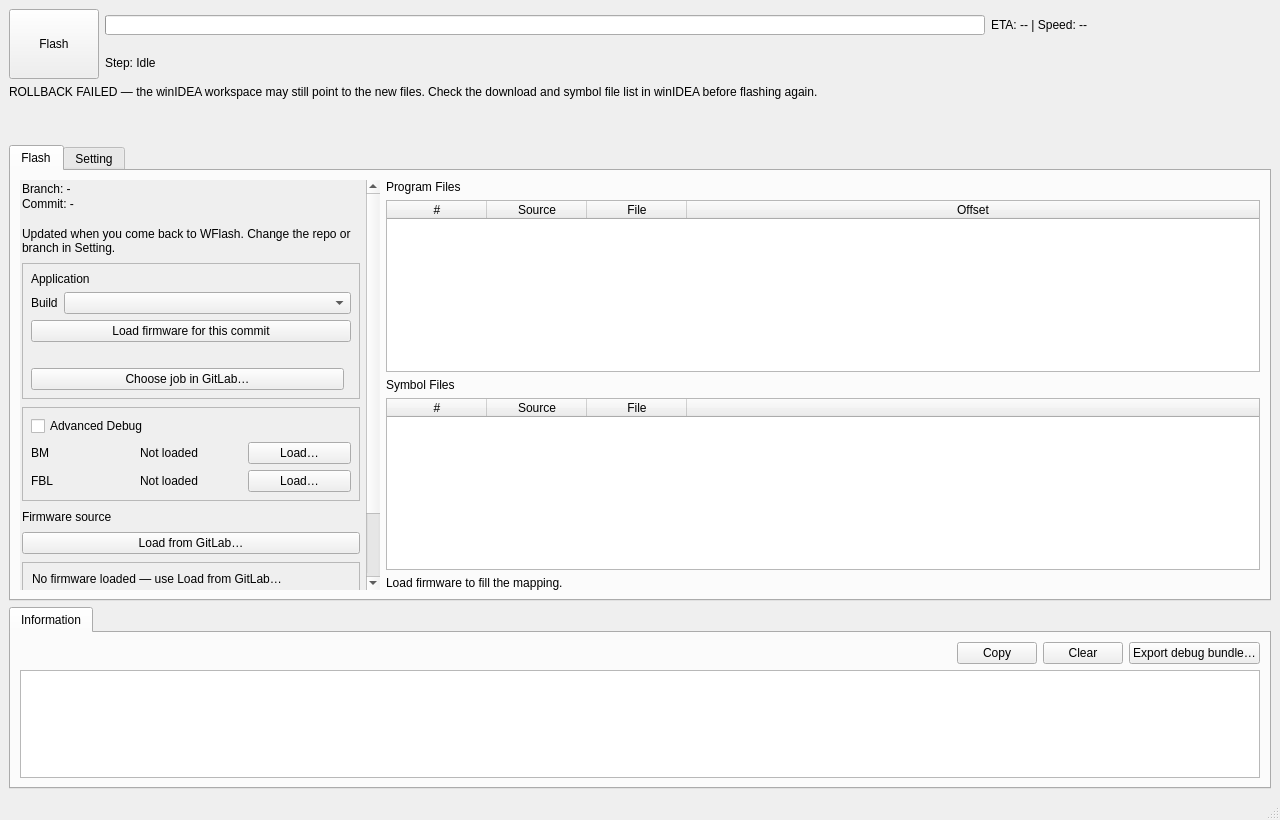
Before: the Qt Designer form wflash/gui/main_window.ui in phuctm012/WFlash-Tool, drawn with Qt 5.
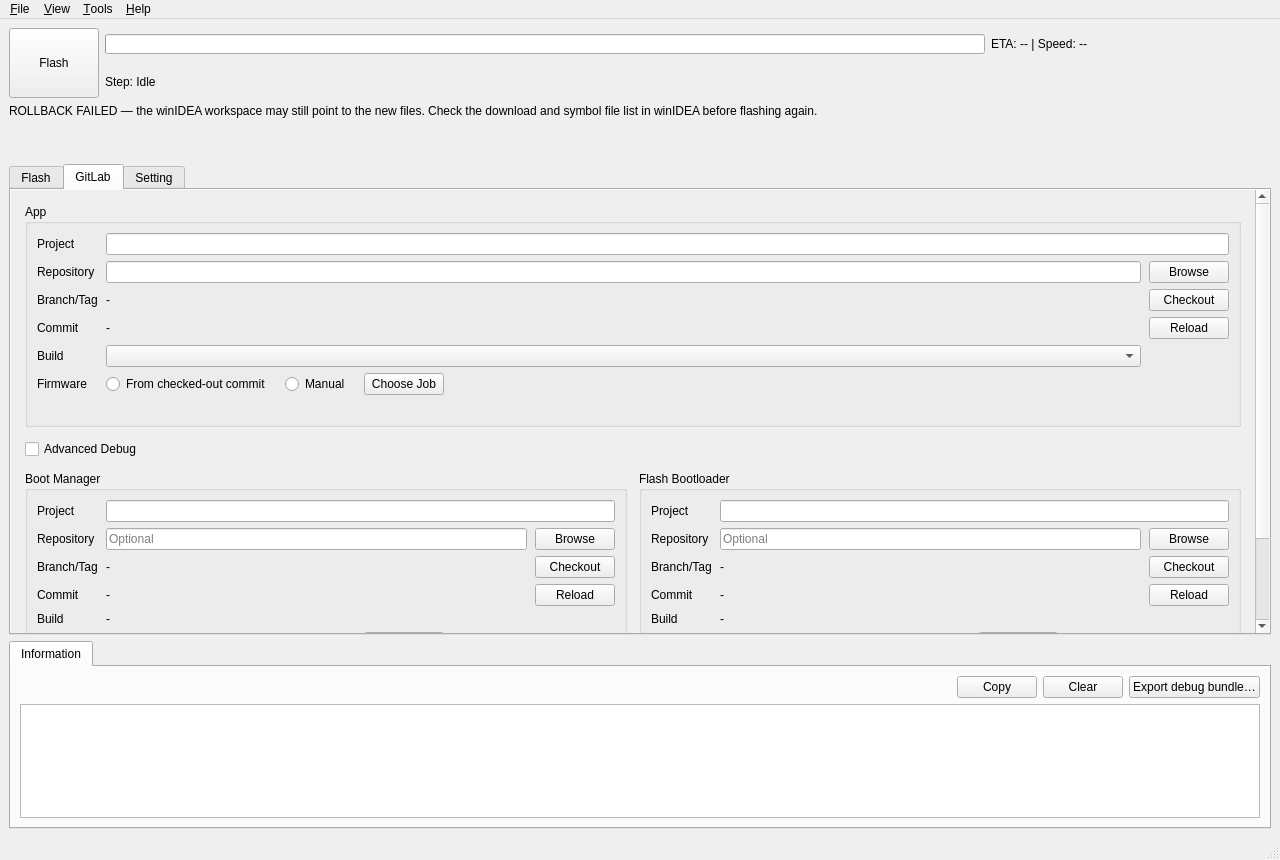
After: the same form once the commit is applied. The open tabs and pages were chosen to show the change.

Commit message: feat(gui): GitLab tab, Setting tab, menu bar, pipeline wait, notifications, flash history

```diff
--- a/wflash/gui/main_window.ui
+++ b/wflash/gui/main_window.ui
@@ -7,7 +7,7 @@
     <x>0</x>
     <y>0</y>
     <width>1280</width>
-    <height>820</height>
+    <height>860</height>
    </rect>
   </property>
   <property name="windowTitle">
@@ -204,248 +204,84 @@
                <item>
                 <widget class="QFrame" name="frame_developer">
                  <property name="frameShape">
-                  <enum>QFrame::Shape::NoFrame</enum>
+                  <enum>QFrame::Shape::StyledPanel</enum>
                  </property>
                  <layout class="QVBoxLayout" name="verticalLayout_developer">
                   <property name="spacing">
                    <number>8</number>
                   </property>
                   <property name="leftMargin">
-                   <number>0</number>
+                   <number>12</number>
                   </property>
                   <property name="topMargin">
-                   <number>0</number>
+                   <number>10</number>
                   </property>
                   <property name="rightMargin">
-                   <number>0</number>
+                   <number>12</number>
                   </property>
                   <property name="bottomMargin">
-                   <number>0</number>
+                   <number>10</number>
                   </property>
                   <item>
-                   <layout class="QVBoxLayout" name="verticalLayout_repoState">
-                    <property name="spacing">
-                     <number>1</number>
+                   <widget class="QLabel" name="label_summaryHeader">
+                    <property name="text">
+                     <string>Firmware to flash</string>
                     </property>
-                    <item>
-                     <widget class="QLabel" name="label_repoBranch">
-                      <property name="text">
-                       <string>Branch: -</string>
-                      </property>
-                     </widget>
-                    </item>
-                    <item>
-                     <widget class="QLabel" name="label_repoCommit">
-                      <property name="text">
-                       <string>Commit: -</string>
-                      </property>
-                     </widget>
-                    </item>
-                    <item>
-                     <widget class="QLabel" name="label_repoChanges">
-                      <property name="text">
-                       <string />
-                      </property>
-                      <property name="wordWrap">
-                       <bool>true</bool>
-                      </property>
-                     </widget>
-                    </item>
-                    <item>
-                     <widget class="QLabel" name="label_repoFlashHint">
-                      <property name="text">
-                       <string>Updated when you come back to WFlash. Change the repo or branch in Setting.</string>
-                      </property>
-                      <property name="wordWrap">
-                       <bool>true</bool>
-                      </property>
-                     </widget>
-                    </item>
-                   </layout>
+                   </widget>
                   </item>
                   <item>
-                   <widget class="QFrame" name="frame_application">
-                    <property name="frameShape">
-                     <enum>QFrame::Shape::StyledPanel</enum>
+                   <widget class="QLabel" name="label_summaryApp">
+                    <property name="text">
+                     <string />
                     </property>
-                    <layout class="QVBoxLayout" name="verticalLayout_application">
-                     <property name="spacing">
-                      <number>6</number>
-                     </property>
-                     <property name="leftMargin">
-                      <number>8</number>
-                     </property>
-                     <property name="topMargin">
-                      <number>8</number>
-                     </property>
-                     <property name="rightMargin">
-                      <number>8</number>
-                     </property>
-                     <property name="bottomMargin">
-                      <number>8</number>
-                     </property>
-                     <item>
-                      <widget class="QLabel" name="label_applicationHeader">
-                       <property name="text">
-                        <string>Application</string>
-                       </property>
-                      </widget>
-                     </item>
-                     <item>
-                      <layout class="QHBoxLayout" name="horizontalLayout_build">
-                       <item>
-                        <widget class="QLabel" name="label_build">
-                         <property name="text">
-                          <string>Build</string>
-                         </property>
-                         <property name="buddy">
-                          <cstring>comboBox_build</cstring>
-                         </property>
-                        </widget>
-                       </item>
-                       <item>
-                        <widget class="QComboBox" name="comboBox_build">
-                         <property name="sizePolicy">
-                          <sizepolicy hsizetype="Expanding" vsizetype="Fixed">
-                           <horstretch>1</horstretch>
-                           <verstretch>0</verstretch>
-                          </sizepolicy>
-                         </property>
-                        </widget>
-                       </item>
-                      </layout>
-                     </item>
-                     <item>
-                      <widget class="QPushButton" name="pushButton_loadBuild">
-                       <property name="text">
-                        <string>Load firmware for this commit</string>
-                       </property>
-                      </widget>
-                     </item>
-                     <item>
-                      <widget class="QLabel" name="label_loadStatus">
-                       <property name="text">
-                        <string />
-                       </property>
-                       <property name="wordWrap">
-                        <bool>true</bool>
-                       </property>
-                      </widget>
-                     </item>
-                     <item>
-                      <layout class="QHBoxLayout" name="horizontalLayout_chooseJob">
-                       <item>
-                        <widget class="QPushButton" name="pushButton_chooseJob">
-                         <property name="text">
-                          <string>Choose job in GitLab…</string>
-                         </property>
-                        </widget>
-                       </item>
-                       <item>
-                        <spacer name="horizontalSpacer_chooseJob">
-                         <property name="orientation">
-                          <enum>Qt::Orientation::Horizontal</enum>
-                         </property>
-                        </spacer>
-                       </item>
-                      </layout>
-                     </item>
-                    </layout>
+                    <property name="wordWrap">
+                     <bool>true</bool>
+                    </property>
+                    <property name="textInteractionFlags">
+                     <set>Qt::TextInteractionFlag::TextSelectableByMouse</set>
+                    </property>
+                    <property name="textFormat">
+                     <enum>Qt::TextFormat::RichText</enum>
+                    </property>
                    </widget>
                   </item>
                   <item>
-                   <widget class="QFrame" name="frame_advancedDebug">
-                    <property name="frameShape">
-                     <enum>QFrame::Shape::StyledPanel</enum>
+                   <widget class="QLabel" name="label_summaryBm">
+                    <property name="text">
+                     <string />
                     </property>
-                    <layout class="QVBoxLayout" name="verticalLayout_advancedDebug">
-                     <property name="spacing">
-                      <number>6</number>
-                     </property>
-                     <property name="leftMargin">
-                      <number>8</number>
-                     </property>
-                     <property name="topMargin">
-                      <number>8</number>
-                     </property>
-                     <property name="rightMargin">
-                      <number>8</number>
-                     </property>
-                     <property name="bottomMargin">
-                      <number>8</number>
-                     </property>
-                     <item>
-                      <widget class="QCheckBox" name="checkBox_advancedDebug">
-                       <property name="text">
-                        <string>Advanced Debug</string>
-                       </property>
-                      </widget>
-                     </item>
-                     <item>
-                      <layout class="QGridLayout" name="gridLayout_advancedDebug">
-                       <property name="leftMargin">
-                        <number>0</number>
-                       </property>
-                       <property name="topMargin">
-                        <number>0</number>
-                       </property>
-                       <property name="rightMargin">
-                        <number>0</number>
-                       </property>
-                       <property name="bottomMargin">
-                        <number>0</number>
-                       </property>
-                       <item row="0" column="0">
-                        <widget class="QLabel" name="label_bmName">
-                         <property name="text">
-                          <string>BM</string>
-                         </property>
-                        </widget>
-                       </item>
-                       <item row="0" column="1">
-                        <widget class="QLabel" name="label_bmSource">
-                         <property name="text">
-                          <string>Not loaded</string>
-                         </property>
-                         <property name="wordWrap">
-                          <bool>true</bool>
-                         </property>
-                        </widget>
-                       </item>
-                       <item row="0" column="2">
-                        <widget class="QPushButton" name="pushButton_loadBm">
-                         <property name="text">
-                          <string>Load…</string>
-                         </property>
-                        </widget>
-                       </item>
-                       <item row="1" column="0">
-                        <widget class="QLabel" name="label_fblName">
-                         <property name="text">
-                          <string>FBL</string>
-                         </property>
-                        </widget>
-                       </item>
-                       <item row="1" column="1">
-                        <widget class="QLabel" name="label_fblSource">
-                         <property name="text">
-                          <string>Not loaded</string>
-                         </property>
-                         <property name="wordWrap">
-                          <bool>true</bool>
-                         </property>
-                        </widget>
-                       </item>
-                       <item row="1" column="2">
-                        <widget class="QPushButton" name="pushButton_loadFbl">
-                         <property name="text">
-                          <string>Load…</string>
-                         </property>
-                        </widget>
-                       </item>
-                      </layout>
-                     </item>
-                    </layout>
+                    <property name="wordWrap">
+                     <bool>true</bool>
+                    </property>
+                    <property name="textInteractionFlags">
+                     <set>Qt::TextInteractionFlag::TextSelectableByMouse</set>
+                    </property>
+                    <property name="textFormat">
+                     <enum>Qt::TextFormat::RichText</enum>
+                    </property>
+                   </widget>
+                  </item>
+                  <item>
+                   <widget class="QLabel" name="label_summaryFbl">
+                    <property name="text">
+                     <string />
+                    </property>
+                    <property name="wordWrap">
+                     <bool>true</bool>
+                    </property>
+                    <property name="textInteractionFlags">
+                     <set>Qt::TextInteractionFlag::TextSelectableByMouse</set>
+                    </property>
+                    <property name="textFormat">
+                     <enum>Qt::TextFormat::RichText</enum>
+                    </property>
+                   </widget>
+                  </item>
+                  <item>
+                   <widget class="QLabel" name="label_summaryAdvanced">
+                    <property name="text">
+                     <string>Advanced Debug: off</string>
+                    </property>
                    </widget>
                   </item>
                  </layout>
@@ -660,6 +496,670 @@
         </item>
        </layout>
       </widget>
+      <widget class="QWidget" name="tab_gitlab">
+       <attribute name="title">
+        <string>GitLab</string>
+       </attribute>
+       <layout class="QVBoxLayout" name="verticalLayout_gitlabTab">
+        <property name="leftMargin">
+         <number>0</number>
+        </property>
+        <property name="topMargin">
+         <number>0</number>
+        </property>
+        <property name="rightMargin">
+         <number>0</number>
+        </property>
+        <property name="bottomMargin">
+         <number>0</number>
+        </property>
+        <item>
+         <widget class="QScrollArea" name="scrollArea_gitlab">
+          <property name="frameShape">
+           <enum>QFrame::Shape::NoFrame</enum>
+          </property>
+          <property name="horizontalScrollBarPolicy">
+           <enum>Qt::ScrollBarPolicy::ScrollBarAlwaysOff</enum>
+          </property>
+          <property name="widgetResizable">
+           <bool>true</bool>
+          </property>
+          <widget class="QWidget" name="scrollAreaWidgetContents_gitlab">
+           <layout class="QVBoxLayout" name="verticalLayout_gitlabScroll">
+            <property name="spacing">
+             <number>12</number>
+            </property>
+            <property name="leftMargin">
+             <number>14</number>
+            </property>
+            <property name="topMargin">
+             <number>14</number>
+            </property>
+            <property name="rightMargin">
+             <number>14</number>
+            </property>
+            <property name="bottomMargin">
+             <number>14</number>
+            </property>
+            <item>
+             <widget class="QGroupBox" name="groupBox_app">
+              <property name="title">
+               <string>App</string>
+              </property>
+              <layout class="QGridLayout" name="gridLayout_app" columnstretch="0,1,0">
+               <property name="horizontalSpacing">
+                <number>8</number>
+               </property>
+               <property name="verticalSpacing">
+                <number>6</number>
+               </property>
+               <item row="0" column="0">
+                <widget class="QLabel" name="label_appProjectCaption">
+                 <property name="text">
+                  <string>Project</string>
+                 </property>
+                </widget>
+               </item>
+               <item row="0" column="1" colspan="2">
+                <widget class="QLineEdit" name="lineEdit_appProject" />
+               </item>
+               <item row="1" column="0">
+                <widget class="QLabel" name="label_appRepositoryCaption">
+                 <property name="text">
+                  <string>Repository</string>
+                 </property>
+                </widget>
+               </item>
+               <item row="1" column="1">
+                <widget class="QLineEdit" name="lineEdit_appRepo" />
+               </item>
+               <item row="1" column="2">
+                <widget class="QPushButton" name="pushButton_appBrowse">
+                 <property name="text">
+                  <string>Browse</string>
+                 </property>
+                </widget>
+               </item>
+               <item row="2" column="0">
+                <widget class="QLabel" name="label_appBranchTagCaption">
+                 <property name="text">
+                  <string>Branch/Tag</string>
+                 </property>
+                </widget>
+               </item>
+               <item row="2" column="1">
+                <widget class="QLabel" name="label_appBranch">
+                 <property name="text">
+                  <string>-</string>
+                 </property>
+                 <property name="textInteractionFlags">
+                  <set>Qt::TextInteractionFlag::TextSelectableByMouse</set>
+                 </property>
+                </widget>
+               </item>
+               <item row="2" column="2">
+                <widget class="QPushButton" name="pushButton_appCheckout">
+                 <property name="text">
+                  <string>Checkout</string>
+                 </property>
+                </widget>
+               </item>
+               <item row="3" column="0">
+                <widget class="QLabel" name="label_appCommitCaption">
+                 <property name="text">
+                  <string>Commit</string>
+                 </property>
+                </widget>
+               </item>
+               <item row="3" column="1">
+                <widget class="QLabel" name="label_appCommit">
+                 <property name="text">
+                  <string>-</string>
+                 </property>
+                 <property name="wordWrap">
+                  <bool>true</bool>
+                 </property>
+                 <property name="textInteractionFlags">
+                  <set>Qt::TextInteractionFlag::TextSelectableByMouse</set>
+                 </property>
+                </widget>
+               </item>
+               <item row="3" column="2">
+                <widget class="QPushButton" name="pushButton_appReload">
+                 <property name="text">
+                  <string>Reload</string>
+                 </property>
+                 <property name="toolTip">
+                  <string>Read the repository again: branch, commit and local changes</string>
+                 </property>
+                </widget>
+               </item>
+               <item row="4" column="0">
+                <widget class="QLabel" name="label_appBuildCaption">
+                 <property name="text">
+                  <string>Build</string>
+                 </property>
+                </widget>
+               </item>
+               <item row="4" column="1">
+                <widget class="QComboBox" name="comboBox_appBuild">
+                 <property name="minimumSize">
+                  <size>
+                   <width>240</width>
+                   <height>0</height>
+                  </size>
+                 </property>
+                </widget>
+               </item>
+               <item row="5" column="0">
+                <widget class="QLabel" name="label_appFirmwareCaption">
+                 <property name="text">
+                  <string>Firmware</string>
+                 </property>
+                </widget>
+               </item>
+               <item row="5" column="1" colspan="2">
+                <widget class="QWidget" name="widget_appFirmware">
+                 <layout class="QHBoxLayout" name="horizontalLayout_appFirmware">
+                  <property name="spacing">
+                   <number>14</number>
+                  </property>
+                  <property name="leftMargin">
+                   <number>0</number>
+                  </property>
+                  <property name="topMargin">
+                   <number>0</number>
+                  </property>
+                  <property name="rightMargin">
+                   <number>0</number>
+                  </property>
+                  <property name="bottomMargin">
+                   <number>0</number>
+                  </property>
+                  <item>
+                   <widget class="QRadioButton" name="radioButton_appCommit">
+                    <property name="text">
+                     <string>From checked-out commit</string>
+                    </property>
+                   </widget>
+                  </item>
+                  <item>
+                   <widget class="QRadioButton" name="radioButton_appManual">
+                    <property name="text">
+                     <string>Manual</string>
+                    </property>
+                   </widget>
+                  </item>
+                  <item>
+                   <widget class="QPushButton" name="pushButton_appChooseJob">
+                    <property name="text">
+                     <string>Choose Job</string>
+                    </property>
+                   </widget>
+                  </item>
+                  <item>
+                   <spacer name="horizontalSpacer_appFirmware">
+                    <property name="orientation">
+                     <enum>Qt::Orientation::Horizontal</enum>
+                    </property>
+                    <property name="sizeHint" stdset="0">
+                     <size>
+                      <width>40</width>
+                      <height>20</height>
+                     </size>
+                    </property>
+                   </spacer>
+                  </item>
+                 </layout>
+                </widget>
+               </item>
+               <item row="6" column="1" colspan="2">
+                <widget class="QLabel" name="label_appStatus">
+                 <property name="text">
+                  <string />
+                 </property>
+                 <property name="wordWrap">
+                  <bool>true</bool>
+                 </property>
+                 <property name="textInteractionFlags">
+                  <set>Qt::TextInteractionFlag::TextSelectableByMouse</set>
+                 </property>
+                </widget>
+               </item>
+              </layout>
+             </widget>
+            </item>
+            <item>
+             <widget class="QCheckBox" name="checkBox_advancedDebug">
+              <property name="text">
+               <string>Advanced Debug</string>
+              </property>
+             </widget>
+            </item>
+            <item>
+             <widget class="QWidget" name="widget_debugParts">
+              <layout class="QHBoxLayout" name="horizontalLayout_debugParts">
+               <property name="spacing">
+                <number>12</number>
+               </property>
+               <property name="leftMargin">
+                <number>0</number>
+               </property>
+               <property name="topMargin">
+                <number>0</number>
+               </property>
+               <property name="rightMargin">
+                <number>0</number>
+               </property>
+               <property name="bottomMargin">
+                <number>0</number>
+               </property>
+               <item>
+                <widget class="QGroupBox" name="groupBox_bm">
+                 <property name="title">
+                  <string>Boot Manager</string>
+                 </property>
+                 <layout class="QGridLayout" name="gridLayout_bm" columnstretch="0,1,0">
+                  <property name="horizontalSpacing">
+                   <number>8</number>
+                  </property>
+                  <property name="verticalSpacing">
+                   <number>6</number>
+                  </property>
+                  <item row="0" column="0">
+                   <widget class="QLabel" name="label_bmProjectCaption">
+                    <property name="text">
+                     <string>Project</string>
+                    </property>
+                   </widget>
+                  </item>
+                  <item row="0" column="1" colspan="2">
+                   <widget class="QLineEdit" name="lineEdit_bmProject" />
+                  </item>
+                  <item row="1" column="0">
+                   <widget class="QLabel" name="label_bmRepositoryCaption">
+                    <property name="text">
+                     <string>Repository</string>
+                    </property>
+                   </widget>
+                  </item>
+                  <item row="1" column="1">
+                   <widget class="QLineEdit" name="lineEdit_bmRepo">
+                    <property name="placeholderText">
+                     <string>Optional</string>
+                    </property>
+                   </widget>
+                  </item>
+                  <item row="1" column="2">
+                   <widget class="QPushButton" name="pushButton_bmBrowse">
+                    <property name="text">
+                     <string>Browse</string>
+                    </property>
+                   </widget>
+                  </item>
+                  <item row="2" column="0">
+                   <widget class="QLabel" name="label_bmBranchTagCaption">
+                    <property name="text">
+                     <string>Branch/Tag</string>
+                    </property>
+                   </widget>
+                  </item>
+                  <item row="2" column="1">
+                   <widget class="QLabel" name="label_bmBranch">
+                    <property name="text">
+                     <string>-</string>
+                    </property>
+                    <property name="textInteractionFlags">
+                     <set>Qt::TextInteractionFlag::TextSelectableByMouse</set>
+                    </property>
+                   </widget>
+                  </item>
+                  <item row="2" column="2">
+                   <widget class="QPushButton" name="pushButton_bmCheckout">
+                    <property name="text">
+                     <string>Checkout</string>
+                    </property>
+                   </widget>
+                  </item>
+                  <item row="3" column="0">
+                   <widget class="QLabel" name="label_bmCommitCaption">
+                    <property name="text">
+                     <string>Commit</string>
+                    </property>
+                   </widget>
+                  </item>
+                  <item row="3" column="1">
+                   <widget class="QLabel" name="label_bmCommit">
+                    <property name="text">
+                     <string>-</string>
+                    </property>
+                    <property name="wordWrap">
+                     <bool>true</bool>
+                    </property>
+                    <property name="textInteractionFlags">
+                     <set>Qt::TextInteractionFlag::TextSelectableByMouse</set>
+                    </property>
+                   </widget>
+                  </item>
+                  <item row="3" column="2">
+                   <widget class="QPushButton" name="pushButton_bmReload">
+                    <property name="text">
+                     <string>Reload</string>
+                    </property>
+                    <property name="toolTip">
+                     <string>Read the repository again: branch, commit and local changes</string>
+                    </property>
+                   </widget>
+                  </item>
+                  <item row="4" column="0">
+                   <widget class="QLabel" name="label_bmBuildCaption">
+                    <property name="text">
+                     <string>Build</string>
+                    </property>
+                   </widget>
+                  </item>
+                  <item row="4" column="1">
+                   <widget class="QLabel" name="label_bmBuild">
+                    <property name="text">
+                     <string>-</string>
+                    </property>
+                    <property name="textInteractionFlags">
+                     <set>Qt::TextInteractionFlag::TextSelectableByMouse</set>
+                    </property>
+                   </widget>
+                  </item>
+                  <item row="5" column="0">
+                   <widget class="QLabel" name="label_bmFirmwareCaption">
+                    <property name="text">
+                     <string>Firmware</string>
+                    </property>
+                   </widget>
+                  </item>
+                  <item row="5" column="1" colspan="2">
+                   <widget class="QWidget" name="widget_bmFirmware">
+                    <layout class="QHBoxLayout" name="horizontalLayout_bmFirmware">
+                     <property name="spacing">
+                      <number>14</number>
+                     </property>
+                     <property name="leftMargin">
+                      <number>0</number>
+                     </property>
+                     <property name="topMargin">
+                      <number>0</number>
+                     </property>
+                     <property name="rightMargin">
+                      <number>0</number>
+                     </property>
+                     <property name="bottomMargin">
+                      <number>0</number>
+                     </property>
+                     <item>
+                      <widget class="QRadioButton" name="radioButton_bmCommit">
+                       <property name="text">
+                        <string>From checked-out commit</string>
+                       </property>
+                      </widget>
+                     </item>
+                     <item>
+                      <widget class="QRadioButton" name="radioButton_bmManual">
+                       <property name="text">
+                        <string>Manual</string>
+                       </property>
+                      </widget>
+                     </item>
+                     <item>
+                      <widget class="QPushButton" name="pushButton_bmChooseJob">
+                       <property name="text">
+                        <string>Choose Job</string>
+                       </property>
+                      </widget>
+                     </item>
+                     <item>
+                      <spacer name="horizontalSpacer_bmFirmware">
+                       <property name="orientation">
+                        <enum>Qt::Orientation::Horizontal</enum>
+                       </property>
+                       <property name="sizeHint" stdset="0">
+                        <size>
+                         <width>40</width>
+                         <height>20</height>
+                        </size>
+                       </property>
+                      </spacer>
+                     </item>
+                    </layout>
+                   </widget>
+                  </item>
+                  <item row="6" column="1" colspan="2">
+                   <widget class="QLabel" name="label_bmStatus">
+                    <property name="text">
+                     <string />
+                    </property>
+                    <property name="wordWrap">
+                     <bool>true</bool>
+                    </property>
+                    <property name="textInteractionFlags">
+                     <set>Qt::TextInteractionFlag::TextSelectableByMouse</set>
+                    </property>
+                   </widget>
+                  </item>
+                 </layout>
+                </widget>
+               </item>
+               <item>
+                <widget class="QGroupBox" name="groupBox_fbl">
+                 <property name="title">
+                  <string>Flash Bootloader</string>
+                 </property>
+                 <layout class="QGridLayout" name="gridLayout_fbl" columnstretch="0,1,0">
+                  <property name="horizontalSpacing">
+                   <number>8</number>
+                  </property>
+                  <property name="verticalSpacing">
+                   <number>6</number>
+                  </property>
+                  <item row="0" column="0">
+                   <widget class="QLabel" name="label_fblProjectCaption">
+                    <property name="text">
+                     <string>Project</string>
+                    </property>
+                   </widget>
+                  </item>
+                  <item row="0" column="1" colspan="2">
+                   <widget class="QLineEdit" name="lineEdit_fblProject" />
+                  </item>
+                  <item row="1" column="0">
+                   <widget class="QLabel" name="label_fblRepositoryCaption">
+                    <property name="text">
+                     <string>Repository</string>
+                    </property>
+                   </widget>
+                  </item>
+                  <item row="1" column="1">
+                   <widget class="QLineEdit" name="lineEdit_fblRepo">
+                    <property name="placeholderText">
+                     <string>Optional</string>
+                    </property>
+                   </widget>
+                  </item>
+                  <item row="1" column="2">
+                   <widget class="QPushButton" name="pushButton_fblBrowse">
+                    <property name="text">
+                     <string>Browse</string>
+                    </property>
+                   </widget>
+                  </item>
+                  <item row="2" column="0">
+                   <widget class="QLabel" name="label_fblBranchTagCaption">
+                    <property name="text">
+                     <string>Branch/Tag</string>
+                    </property>
+                   </widget>
+                  </item>
+                  <item row="2" column="1">
+                   <widget class="QLabel" name="label_fblBranch">
+                    <property name="text">
+                     <string>-</string>
+                    </property>
+                    <property name="textInteractionFlags">
+                     <set>Qt::TextInteractionFlag::TextSelectableByMouse</set>
+                    </property>
+                   </widget>
+                  </item>
+                  <item row="2" column="2">
+                   <widget class="QPushButton" name="pushButton_fblCheckout">
+                    <property name="text">
+                     <string>Checkout</string>
+                    </property>
+                   </widget>
+                  </item>
+                  <item row="3" column="0">
+                   <widget class="QLabel" name="label_fblCommitCaption">
+                    <property name="text">
+                     <string>Commit</string>
+                    </property>
+                   </widget>
+                  </item>
+                  <item row="3" column="1">
+                   <widget class="QLabel" name="label_fblCommit">
+                    <property name="text">
+                     <string>-</string>
+                    </property>
+                    <property name="wordWrap">
+                     <bool>true</bool>
+                    </property>
+                    <property name="textInteractionFlags">
+                     <set>Qt::TextInteractionFlag::TextSelectableByMouse</set>
+                    </property>
+                   </widget>
+                  </item>
+                  <item row="3" column="2">
+                   <widget class="QPushButton" name="pushButton_fblReload">
+                    <property name="text">
+                     <string>Reload</string>
+                    </property>
+                    <property name="toolTip">
+                     <string>Read the repository again: branch, commit and local changes</string>
+                    </property>
+                   </widget>
+                  </item>
+                  <item row="4" column="0">
+                   <widget class="QLabel" name="label_fblBuildCaption">
+                    <property name="text">
+                     <string>Build</string>
+                    </property>
+                   </widget>
+                  </item>
+                  <item row="4" column="1">
+                   <widget class="QLabel" name="label_fblBuild">
+                    <property name="text">
+                     <string>-</string>
+                    </property>
+                    <property name="textInteractionFlags">
+                     <set>Qt::TextInteractionFlag::TextSelectableByMouse</set>
+                    </property>
+                   </widget>
+                  </item>
+                  <item row="5" column="0">
+                   <widget class="QLabel" name="label_fblFirmwareCaption">
+                    <property name="text">
+                     <string>Firmware</string>
+                    </property>
+                   </widget>
+                  </item>
+                  <item row="5" column="1" colspan="2">
+                   <widget class="QWidget" name="widget_fblFirmware">
+                    <layout class="QHBoxLayout" name="horizontalLayout_fblFirmware">
+                     <property name="spacing">
+                      <number>14</number>
+                     </property>
+                     <property name="leftMargin">
+                      <number>0</number>
+                     </property>
+                     <property name="topMargin">
+                      <number>0</number>
+                     </property>
+                     <property name="rightMargin">
+                      <number>0</number>
+                     </property>
+                     <property name="bottomMargin">
+                      <number>0</number>
+                     </property>
+                     <item>
+                      <widget class="QRadioButton" name="radioButton_fblCommit">
+                       <property name="text">
+                        <string>From checked-out commit</string>
+                       </property>
+                      </widget>
+                     </item>
+                     <item>
+                      <widget class="QRadioButton" name="radioButton_fblManual">
+                       <property name="text">
+                        <string>Manual</string>
+                       </property>
+                      </widget>
+                     </item>
+                     <item>
+                      <widget class="QPushButton" name="pushButton_fblChooseJob">
+                       <property name="text">
+                        <string>Choose Job</string>
+                       </property>
+                      </widget>
+                     </item>
+                     <item>
+                      <spacer name="horizontalSpacer_fblFirmware">
+                       <property name="orientation">
+                        <enum>Qt::Orientation::Horizontal</enum>
+                       </property>
+                       <property name="sizeHint" stdset="0">
+                        <size>
+                         <width>40</width>
+                         <height>20</height>
+                        </size>
+                       </property>
+                      </spacer>
+                     </item>
+                    </layout>
+                   </widget>
+                  </item>
+                  <item row="6" column="1" colspan="2">
+                   <widget class="QLabel" name="label_fblStatus">
+                    <property name="text">
+                     <string />
+                    </property>
+                    <property name="wordWrap">
+                     <bool>true</bool>
+                    </property>
+                    <property name="textInteractionFlags">
+                     <set>Qt::TextInteractionFlag::TextSelectableByMouse</set>
+                    </property>
+                   </widget>
+                  </item>
+                 </layout>
+                </widget>
+               </item>
+              </layout>
+             </widget>
+            </item>
+            <item>
+             <spacer name="verticalSpacer_gitlabTab">
+              <property name="orientation">
+               <enum>Qt::Orientation::Vertical</enum>
+              </property>
+              <property name="sizeHint" stdset="0">
+               <size>
+                <width>20</width>
+                <height>40</height>
+               </size>
+              </property>
+             </spacer>
+            </item>
+           </layout>
+          </widget>
+         </widget>
+        </item>
+       </layout>
+      </widget>
       <widget class="QWidget" name="tab_setting">
        <attribute name="title">
         <string>Setting</string>
@@ -1099,6 +1599,49 @@
     </item>
    </layout>
   </widget>
+  <widget class="QMenuBar" name="menuBar_main">
+   <widget class="QMenu" name="menu_file">
+    <property name="title">
+     <string>&amp;File</string>
+    </property>
+    <addaction name="action_exportBundle" />
+    <addaction name="action_openHistory" />
+    <addaction name="action_openLogFolder" />
+    <addaction name="action_openDownloadFolder" />
+    <addaction name="separator" />
+    <addaction name="action_exit" />
+   </widget>
+   <widget class="QMenu" name="menu_view">
+    <property name="title">
+     <string>&amp;View</string>
+    </property>
+    <addaction name="action_darkMode" />
+    <addaction name="separator" />
+    <addaction name="action_tabFlash" />
+    <addaction name="action_tabGitlab" />
+    <addaction name="action_tabSetting" />
+   </widget>
+   <widget class="QMenu" name="menu_tools">
+    <property name="title">
+     <string>&amp;Tools</string>
+    </property>
+    <addaction name="action_testGitlab" />
+    <addaction name="action_checkCores" />
+    <addaction name="separator" />
+    <addaction name="action_refreshInstances" />
+   </widget>
+   <widget class="QMenu" name="menu_help">
+    <property name="title">
+     <string>&amp;Help</string>
+    </property>
+    <addaction name="action_userGuide" />
+    <addaction name="action_about" />
+   </widget>
+   <addaction name="menu_file" />
+   <addaction name="menu_view" />
+   <addaction name="menu_tools" />
+   <addaction name="menu_help" />
+  </widget>
   <widget class="QStatusBar" name="statusBar_main" />
  </widget>
  <resources />
```
Left out of the diff: 538 changed lines with no effect on the pictures. The commit also changes 29 other files.
